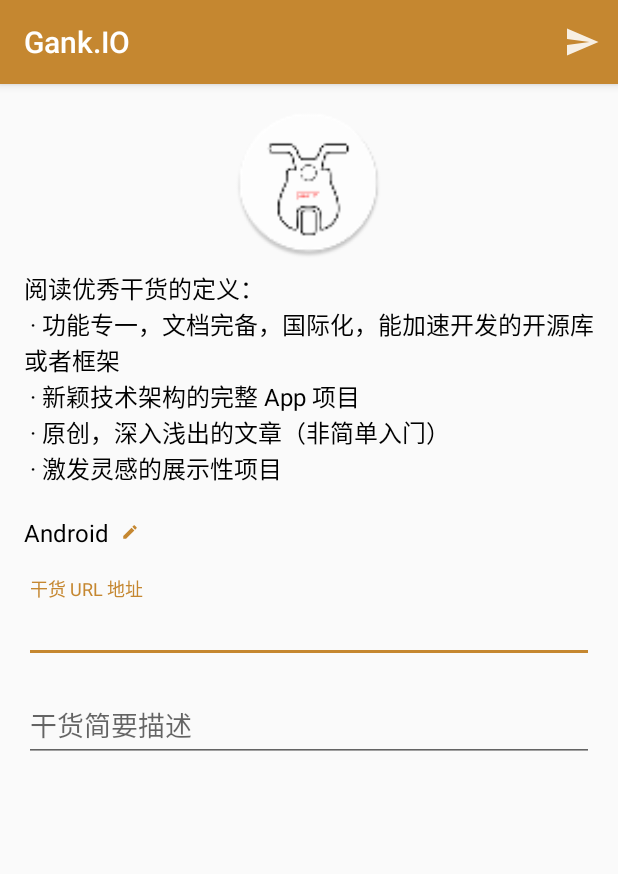
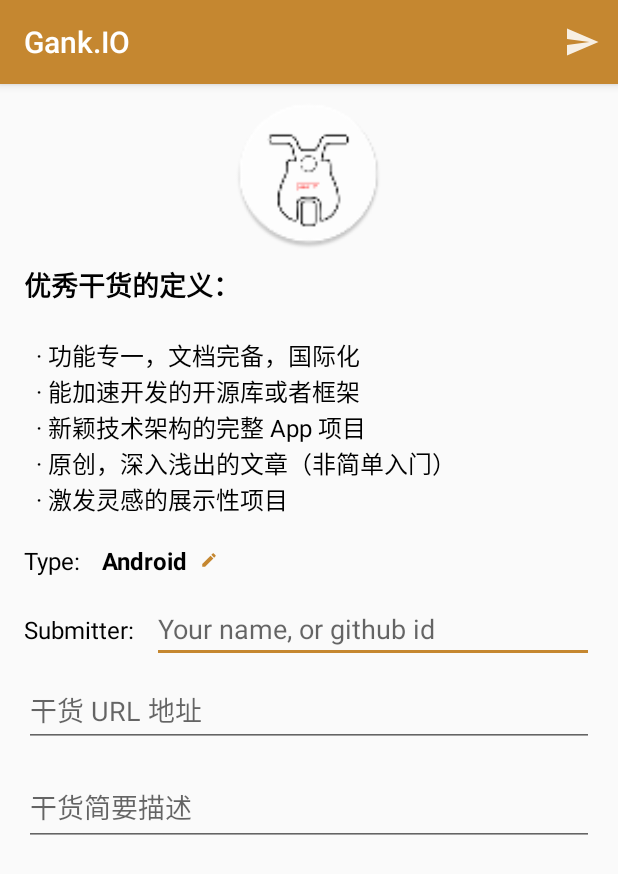
Before and after one commit to iamwent/gank.io, an Android app: the SubmitActivity screen opened directly, with no data from a screen before it, on a phone screen of 412 x 824 dp. Shown: the top 874 px of the screen. Run offline under Robolectric (Android 15) with nearby library versions, the phone set to English and light mode, and no system bars; our stand-ins replace ButterKnife, RxJava, Timber; network calls fail; 1 statement that could not run was skipped.

Commit message:
better submit ui

```diff
--- a/app/src/main/java/com/iamwent/gank/ui/submit/SubmitActivity.java
+++ b/app/src/main/java/com/iamwent/gank/ui/submit/SubmitActivity.java
@@ -2,8 +2,10 @@ package com.iamwent.gank.ui.submit;
 
 import android.app.ProgressDialog;
 import android.content.Intent;
+import android.content.SharedPreferences;
 import android.os.Bundle;
 import android.os.Handler;
+import android.preference.PreferenceManager;
 import android.support.annotation.Nullable;
 import android.support.v7.app.AlertDialog;
 import android.text.TextUtils;
@@ -38,11 +40,16 @@ public class SubmitActivity extends BaseActivity implements SubmitContract.View
     @BindView(R.id.et_desc)
     EditText etDesc;
 
+    @BindView(R.id.et_who)
+    EditText etWho;
+
+    private static final String KEY_DRIVER = "submit.KEY_DRIVER";
+
     private SubmitContract.Presenter presenter;
 
     private String url;
     private String desc;
-    private String type;
+    private String who;
 
     private ProgressDialog dialog;
 
@@ -50,6 +57,8 @@ public class SubmitActivity extends BaseActivity implements SubmitContract.View
 
     private String[] types;
     private int typeIndex = 0;
+
+    private SharedPreferences preferences;
 
     @Override
     protected int provideContentViewLayoutResId() {
@@ -60,6 +69,11 @@ public class SubmitActivity extends BaseActivity implements SubmitContract.View
     protected void onCreate(@Nullable Bundle savedInstanceState) {
         super.onCreate(savedInstanceState);
         setDisplayHomeAsUpEnabled(false);
+
+        preferences = PreferenceManager.getDefaultSharedPreferences(getApplicationContext());
+        who = preferences.getString(KEY_DRIVER, "");
+        etWho.setText(who);
+        etWho.setSelection(who.length());
 
         Intent intent = getIntent();
         String action = intent.getAction();
@@ -88,8 +102,7 @@ public class SubmitActivity extends BaseActivity implements SubmitContract.View
             etDesc.setSelection(desc.length());
         }
 
-        etUrl.setImeOptions(EditorInfo.IME_ACTION_NEXT);
-        etDesc.setImeOptions(EditorInfo.IME_ACTION_DONE);
+        etDesc.requestFocus();
     }
 
     @Override
@@ -103,7 +116,7 @@ public class SubmitActivity extends BaseActivity implements SubmitContract.View
     public void success() {
         dialog.dismiss();
 
-        Toast.makeText(this, R.string.alert_submit, Toast.LENGTH_SHORT).show();
+        Toast.makeText(this, R.string.alert_submit_success, Toast.LENGTH_SHORT).show();
 
         handler.postDelayed(this::finish, 1000);
     }
@@ -123,9 +136,7 @@ public class SubmitActivity extends BaseActivity implements SubmitContract.View
             return;
         }
 
-        String who = getString(R.string.app_name);
-
-        type = tvType.getText().toString();
+        String type = tvType.getText().toString();
 
         presenter.submit(url, desc, who, type, BuildConfig.DEBUG);
         showDialog();
@@ -135,17 +146,30 @@ public class SubmitActivity extends BaseActivity implements SubmitContract.View
         url = etUrl.getText().toString();
         if (TextUtils.isEmpty(url)) {
             etUrl.requestFocus();
+            Toast.makeText(this, R.string.alert_submit_url_empty, Toast.LENGTH_SHORT).show();
             return false;
-        } else if (!URLUtil.isValidUrl(url)) {
+        } else if (!URLUtil.isHttpsUrl(url) && !URLUtil.isHttpUrl(url)) {
             etUrl.requestFocus();
+            Toast.makeText(this, R.string.alert_submit_url_error, Toast.LENGTH_SHORT).show();
             return false;
         }
 
         desc = etDesc.getText().toString();
         if (TextUtils.isEmpty(desc) || desc.length() < 5) {
             etDesc.requestFocus();
+            Toast.makeText(this, R.string.alert_submit_desc_too_short, Toast.LENGTH_SHORT).show();
             return false;
         }
+
+        who = etWho.getText().toString();
+        if (TextUtils.isEmpty(who)) {
+            etWho.requestFocus();
+            Toast.makeText(this, R.string.hint_submit_who, Toast.LENGTH_SHORT).show();
+            return false;
+        }
+        preferences.edit()
+                .putString(KEY_DRIVER, who)
+                .apply();
 
         return true;
     }
--- a/app/src/main/java/com/iamwent/gank/util/SpannableUtil.java
+++ b/app/src/main/java/com/iamwent/gank/util/SpannableUtil.java
@@ -15,8 +15,6 @@ import android.text.style.RelativeSizeSpan;
 
 public final class SpannableUtil {
 
-    private static final String GANK_CONTENT = "";
-
     public static SpannableString formatContent(String desc, String who) {
         String content = String.format("%s(via. %s)", desc, who);
         SpannableString span = new SpannableString(content);
--- a/app/src/main/res/layout/activity_submit.xml
+++ b/app/src/main/res/layout/activity_submit.xml
@@ -10,7 +10,9 @@
     <ScrollView
         android:layout_width="match_parent"
         android:layout_height="match_parent"
-        android:padding="16dp">
+        android:paddingEnd="16dp"
+        android:paddingStart="16dp"
+        android:scrollbarStyle="outsideOverlay">
 
         <LinearLayout
             android:layout_width="match_parent"
@@ -22,15 +24,40 @@
                 android:layout_width="100dp"
                 android:layout_height="100dp"
                 android:layout_gravity="center_horizontal"
-                android:layout_marginBottom="8dp"
+                android:layout_marginBottom="10dp"
+                android:layout_marginTop="10dp"
                 android:scaleType="centerCrop"
                 android:src="@mipmap/ic_launcher"
                 tools:ignore="ContentDescription" />
 
             <TextView
+                android:layout_width="wrap_content"
+                android:layout_height="wrap_content"
+                android:text="@string/good_gank_title"
+                android:textColor="@android:color/black"
+                android:textSize="18sp"
+                android:textStyle="bold" />
+
+            <TextView
                 android:layout_width="match_parent"
                 android:layout_height="wrap_content"
-                android:text="@string/content_good_gank"
+                android:layout_marginStart="4dp"
+                android:text="@string/good_gank_content"
+                android:textColor="@android:color/black"
+                android:textSize="16sp" />
+
+            <LinearLayout
+                android:layout_width="match_parent"
+                android:layout_height="wrap_content"
+                android:layout_marginBottom="10dp"
+                android:layout_marginTop="16dp"
+                android:orientation="horizontal">
+
+                <TextView
+                    android:layout_width="wrap_content"
+                    android:layout_height="wrap_content"
+                    android:layout_marginEnd="12dp"
+                    android:text="@string/label_submit_type"
                     android:textColor="@android:color/black"
                     android:textSize="16sp" />
 
@@ -38,15 +65,38 @@
                     android:id="@+id/tv_type"
                     android:layout_width="wrap_content"
                     android:layout_height="wrap_content"
-                android:layout_marginBottom="10dp"
-                android:layout_marginTop="10dp"
                     android:drawableEnd="@drawable/ic_edit"
                     android:drawablePadding="8dp"
-                android:paddingBottom="10dp"
-                android:paddingTop="10dp"
                     android:textColor="@android:color/black"
                     android:textSize="16sp"
+                    android:textStyle="bold"
+                    android:padding="2dp"
                     tools:text="Android" />
+
+            </LinearLayout>
+
+            <LinearLayout
+                android:layout_width="match_parent"
+                android:layout_height="wrap_content"
+                android:orientation="horizontal">
+
+                <TextView
+                    android:layout_width="wrap_content"
+                    android:layout_height="wrap_content"
+                    android:layout_marginEnd="12dp"
+                    android:text="@string/label_submit_who"
+                    android:textColor="@android:color/black"
+                    android:textSize="16sp" />
+
+                <EditText
+                    android:id="@+id/et_who"
+                    android:layout_width="match_parent"
+                    android:layout_height="wrap_content"
+                    android:hint="@string/hint_submit_who"
+                    android:imeOptions="actionNext"
+                    android:inputType="text"
+                    android:maxLines="1" />
+            </LinearLayout>
 
             <android.support.design.widget.TextInputLayout
                 android:layout_width="match_parent"
@@ -55,12 +105,12 @@
                 <android.support.v7.widget.AppCompatEditText
                     android:id="@+id/et_url"
                     android:layout_width="match_parent"
-                    android:layout_height="match_parent"
+                    android:layout_height="wrap_content"
                     android:ellipsize="end"
                     android:hint="@string/hint_url"
                     android:imeOptions="actionNext"
                     android:inputType="text"
-                    android:maxLines="4" />
+                    android:maxLines="1" />
 
             </android.support.design.widget.TextInputLayout>
 
@@ -72,12 +122,14 @@
                 <android.support.v7.widget.AppCompatEditText
                     android:id="@+id/et_desc"
                     android:layout_width="match_parent"
-                    android:layout_height="match_parent"
+                    android:layout_height="wrap_content"
                     android:ellipsize="end"
+                    android:gravity="start|top"
                     android:hint="@string/hint_desc"
-                    android:imeOptions="actionSend"
-                    android:inputType="text"
-                    android:maxLines="4" />
+                    android:imeOptions="actionDone"
+                    android:inputType="textMultiLine"
+                    android:maxLines="4"
+                    android:minEms="5" />
 
             </android.support.design.widget.TextInputLayout>
 
--- a/app/src/main/res/values/strings.xml
+++ b/app/src/main/res/values/strings.xml
@@ -30,6 +30,9 @@
     <string name="alert_submit">Submitting…</string>
     <string name="alert_submit_success">老大, 所有提交数据一切正常!</string>
     <string name="alert_submit_error">Ops！有点问题，快检查一下～</string>
+    <string name="alert_submit_desc_too_short">Desc is too short!</string>
+    <string name="alert_submit_url_empty">Url is empty!</string>
+    <string name="alert_submit_url_error">Url error! Must start with http/https!</string>
 
     <string name="alert_save_image">Saving to Gallery?</string>
     <string name="alert_request_write_external_storage">We need the Permission to save Images!</string>
@@ -38,11 +41,16 @@
     <string name="hint_url">干货 URL 地址</string>
     <string name="hint_desc">干货简要描述</string>
 
-    <string name="content_good_gank">阅读优秀干货的定义：\n
-        · 功能专一，文档完备，国际化，能加速开发的开源库或者框架\n
+    <string name="good_gank_title">优秀干货的定义：</string>
+    <string name="good_gank_content">\n
+        · 功能专一，文档完备，国际化\n
+        · 能加速开发的开源库或者框架\n
         · 新颖技术架构的完整 App 项目\n
         · 原创，深入浅出的文章（非简单入门）\n
         · 激发灵感的展示性项目
     </string>
+    <string name="label_submit_type">Type:</string>
+    <string name="label_submit_who">Submitter:</string>
+    <string name="hint_submit_who">Your name, or github id</string>
 
 </resources>
--- a/app/src/main/res/values/styles.xml
+++ b/app/src/main/res/values/styles.xml
@@ -24,4 +24,5 @@
     <style name="AppTheme.AppBarOverlay" parent="ThemeOverlay.AppCompat.Dark.ActionBar" />
 
     <style name="AppTheme.PopupOverlay" parent="ThemeOverlay.AppCompat.Light" />
+
 </resources>
```
Also changed, not shown: 1 other file. Lines whose indentation alone changed are shown as unchanged.
